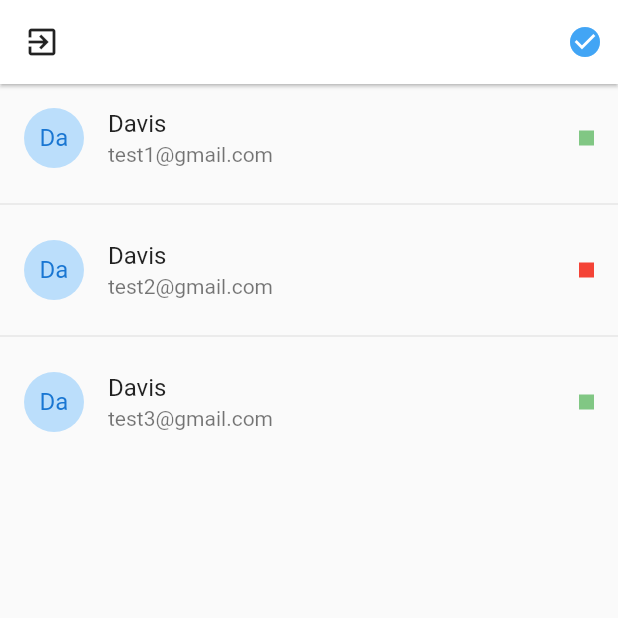
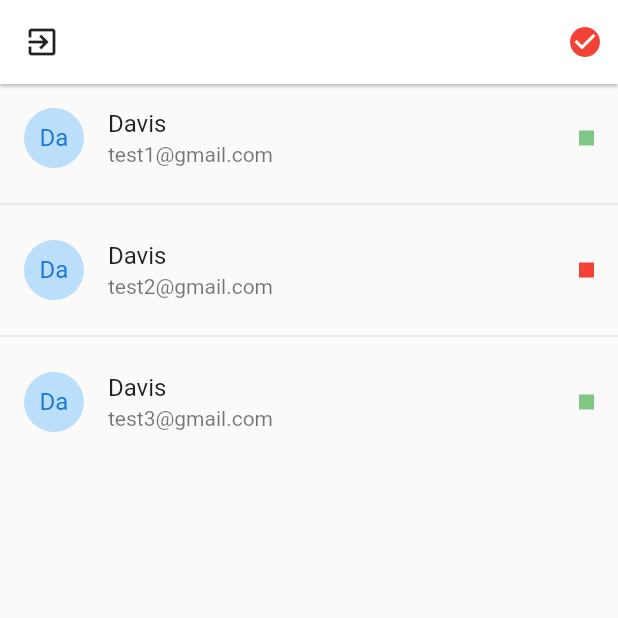
Before and after one commit to davisclick/flutter-chat-socket-io, a Flutter app: the UserPage screen opened by its route, on a phone screen of 412 x 824 dp, the top half of it. Run offline on Flutter 3.47's test engine with Material 2 defaults, Android fonts, the phone set to English and light mode, and no system bars; drawn by our look-alikes of pull_to_refresh; our stand-ins replace flutter_secure_storage, socket_io_client; accounts and stored records are empty.

```diff
--- a/lib/pages/user_page.dart
+++ b/lib/pages/user_page.dart
@@ -47,8 +47,9 @@ class _UserPageState extends State<UserPage> {
         actions: [
           Container(
             margin: EdgeInsets.only( right: 10 ),
-            child: Icon( Icons.check_circle, color: Colors.blue[400], ),
-            //child: Icon( Icons.check_circle, color: Colors.red, ),
+            child: ( socketService.serverStatus == ServerStatus.Online )
+            ? Icon( Icons.check_circle, color: Colors.blue[400], )
+            : Icon( Icons.check_circle, color: Colors.red, ),
 
           )
         ],
```
Also changed, not shown: lib/services/socket_service.dart (+7 -2 lines).
